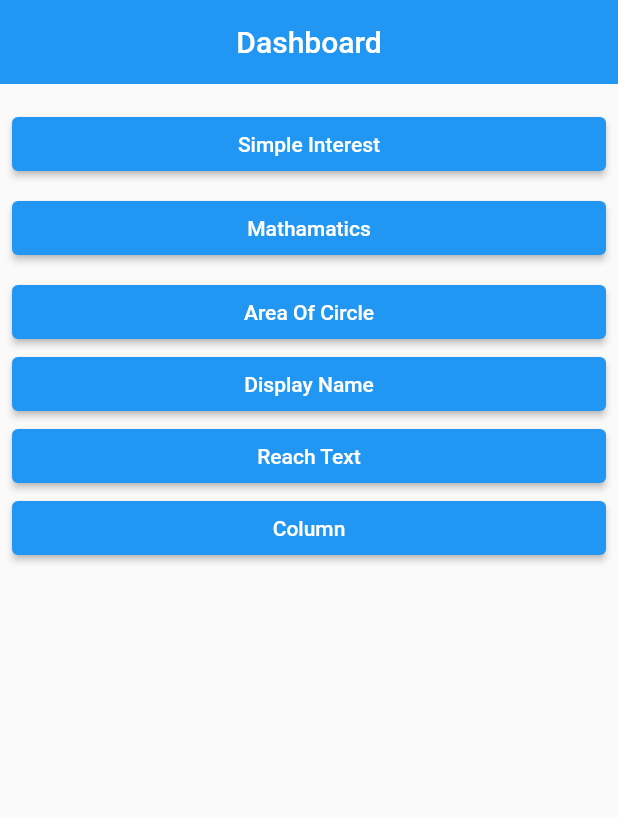
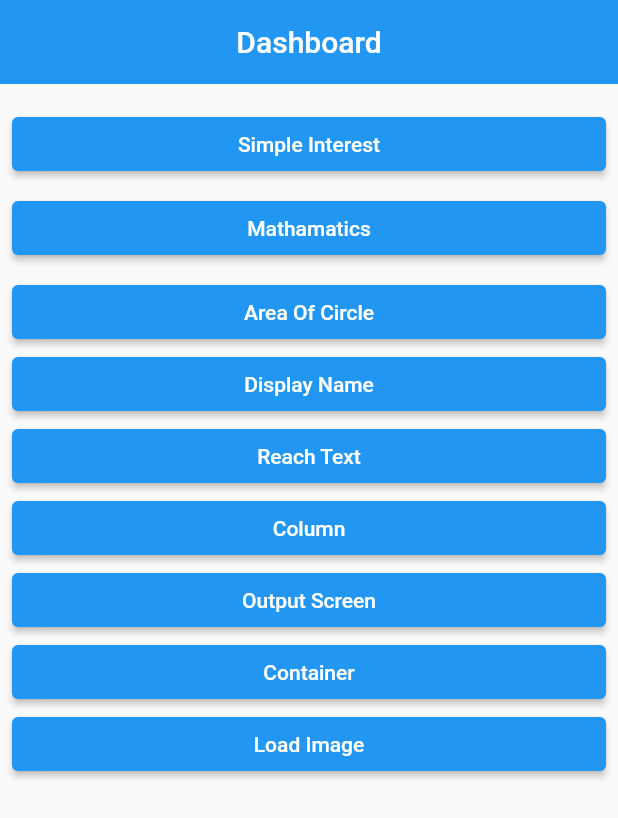
Before and after one commit to SudipSinghKhati/simple_intrest, a Flutter app: the screen it shows after launch, on a phone screen of 412 x 824 dp. Shown: the top 818 px of the screen. Run offline on Flutter 3.47's test engine with Material 2 defaults, Android fonts, the phone set to English and light mode, and no system bars.

Commit message:
Image loading

```diff
--- a/lib/app.dart
+++ b/lib/app.dart
@@ -2,8 +2,11 @@ import 'package:flutter/material.dart';
 import 'package:simple_intrest/view/Dashboard.dart';
 import 'package:simple_intrest/view/area_of_circle.dart';
 import 'package:simple_intrest/view/column_view.dart';
+import 'package:simple_intrest/view/container_view.dart';
 import 'package:simple_intrest/view/display.dart';
+import 'package:simple_intrest/view/load_image_view.dart';
 import 'package:simple_intrest/view/mathmatics_view.dart';
+import 'package:simple_intrest/view/output_screen.dart';
 import 'package:simple_intrest/view/reach_text.dart';
 import 'package:simple_intrest/view/simple_intrest.dart';
 
@@ -23,6 +26,9 @@ class App extends StatelessWidget {
           '/displayNameRoute': (context) => const display(),
           '/reachTextRoute': (context) => const reachTextView(),
           '/columnRoute': (context) => const ColumnView(),
+          '/outputRoute':(context) => const OutPutScreenView(),
+          '/containerRoute': (context) => const ContainerView(),
+          '/loadimageRoute':(context) => const LoadImageView(),
         });
   }
 }
--- a/lib/view/Dashboard.dart
+++ b/lib/view/Dashboard.dart
@@ -61,6 +61,30 @@ class DashboardView extends StatelessWidget {
                   },
                   child: const Text('Column')),
             ),
+              SizedBox(
+              width: double.infinity,
+              child: ElevatedButton(
+                  onPressed: () {
+                    Navigator.pushNamed(context, '/outputRoute');
+                  },
+                  child: const Text('Output Screen')),
+            ),
+             SizedBox(
+              width: double.infinity,
+              child: ElevatedButton(
+                  onPressed: () {
+                    Navigator.pushNamed(context, '/containerRoute');
+                  },
+                  child: const Text('Container')),
+            ),
+              SizedBox(
+              width: double.infinity,
+              child: ElevatedButton(
+                  onPressed: () {
+                    Navigator.pushNamed(context, '/loadimageRoute');
+                  },
+                  child: const Text('Load Image')),
+            ),
           ],
         ),
       ),
--- a/pubspec.yaml
+++ b/pubspec.yaml
@@ -59,9 +59,9 @@ flutter:
   uses-material-design: true
 
   # To add assets to your application, add an assets section, like this:
-  # assets:
-  #   - images/a_dot_burr.jpeg
-  #   - images/a_dot_ham.jpeg
+  assets:
+    - assets/images/
+    # - images/a_dot_ham.jpeg
 
   # An image asset can refer to one or more resolution-specific "variants", see
   # https://flutter.dev/assets-and-images/#resolution-aware
```
Also changed, not shown: lib/view/container_view.dart (added, +42 -0 lines), lib/view/load_image_view.dart (added, +38 -0 lines), lib/view/mathmatics_view.dart (+12 -0 lines), lib/view/media_query_view.dart (added, +29 -0 lines), lib/view/output_screen.dart (added, +37 -0 lines), assets/images/a.jpg (added).
